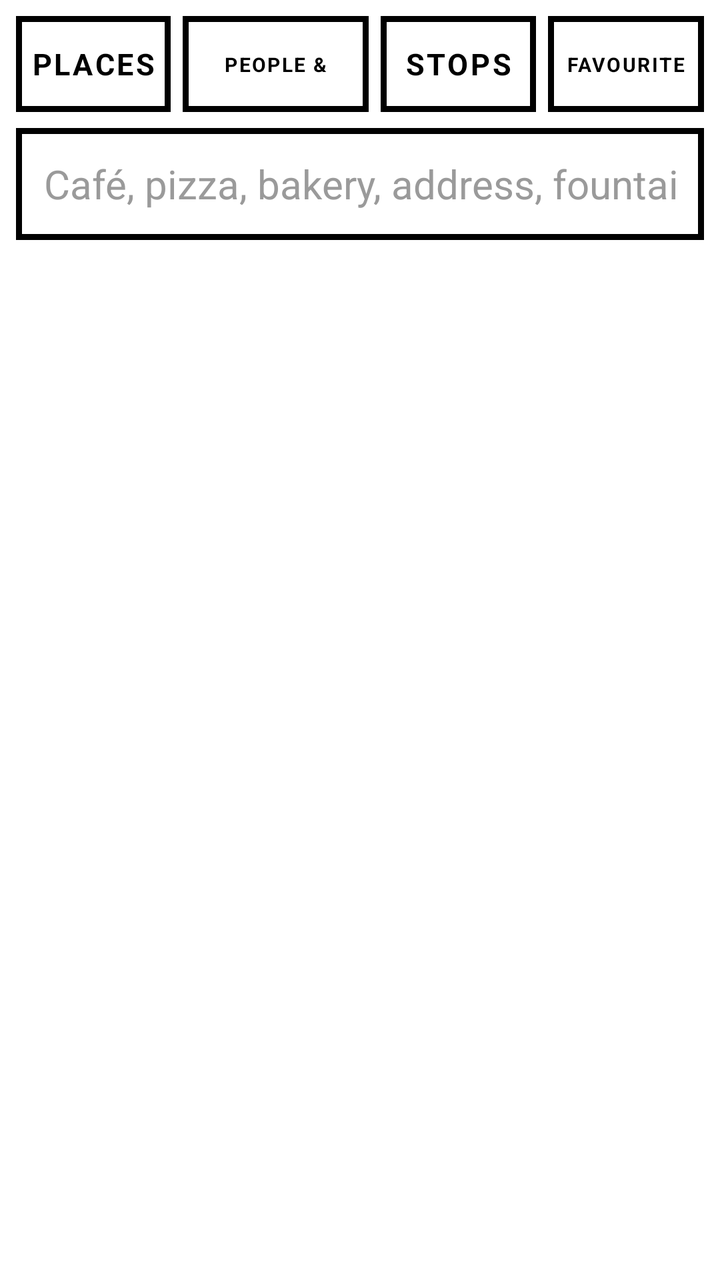
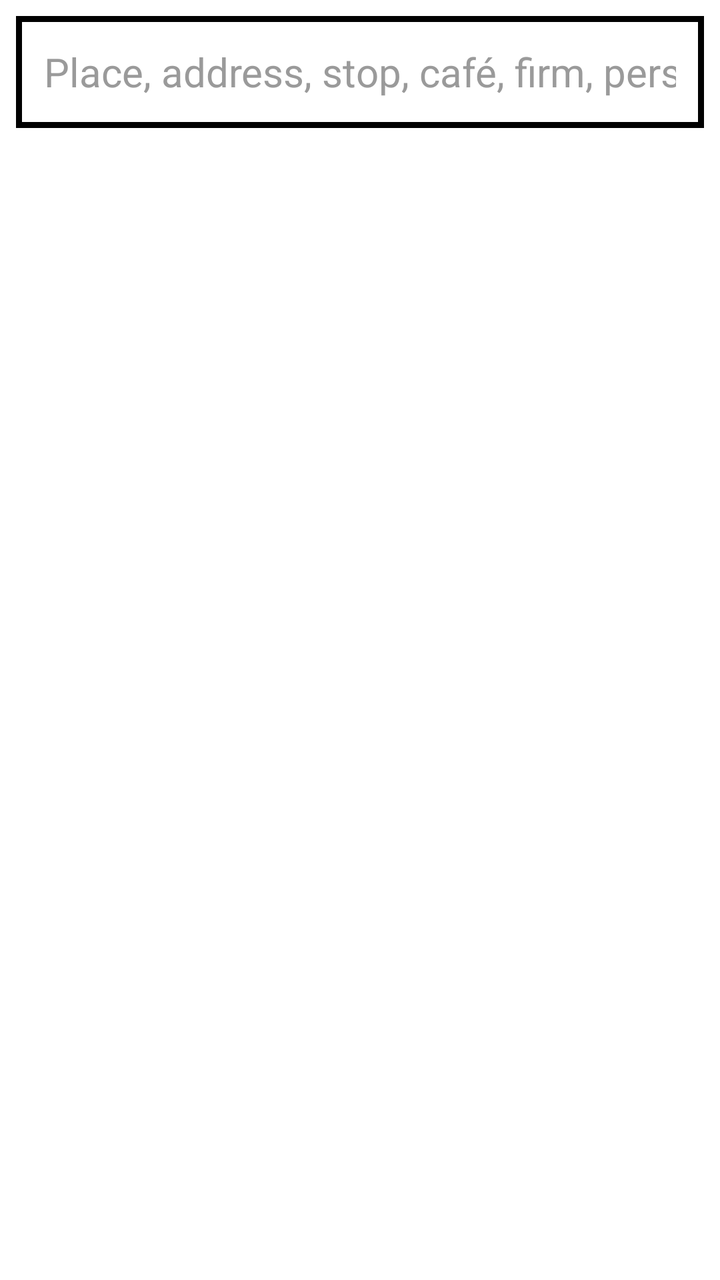

Screens rendered from an Android XML layout before and after an edit, with the pre-edit source and the edit as a unified diff.
<!-- AndroidManifest.xml: application theme Theme.Sbh -->
<!-- res/layout/activity_search.xml -->
<?xml version="1.0" encoding="utf-8"?>
<LinearLayout xmlns:android="http://schemas.android.com/apk/res/android"
    android:layout_width="match_parent" android:layout_height="match_parent"
    android:orientation="vertical" android:background="@color/paper" android:padding="8dp">
    <LinearLayout android:layout_width="match_parent" android:layout_height="wrap_content" android:orientation="horizontal" android:baselineAligned="false">
        <TextView android:id="@+id/btnPlaces" style="@style/Btn" android:layout_width="0dp" android:layout_weight="1"
            android:layout_height="48dp" android:autoSizeMaxTextSize="15sp" android:text="@string/places"/>
        <TextView android:id="@+id/btnPeople" style="@style/Btn" android:layout_width="0dp" android:layout_weight="1.2"
            android:layout_height="48dp" android:layout_marginStart="6dp" android:autoSizeMaxTextSize="15sp" android:text="@string/people"/>
        <TextView android:id="@+id/btnStops" style="@style/Btn" android:layout_width="0dp" android:layout_weight="1"
            android:layout_height="48dp" android:layout_marginStart="6dp" android:autoSizeMaxTextSize="15sp" android:text="@string/stops"/>
        <TextView android:id="@+id/btnFavs" style="@style/Btn" android:layout_width="0dp" android:layout_weight="1"
            android:layout_height="48dp" android:layout_marginStart="6dp" android:autoSizeMaxTextSize="15sp" android:text="@string/favourites"/>
    </LinearLayout>
    <EditText android:id="@+id/query" android:layout_width="match_parent" android:layout_height="56dp"
        android:layout_marginTop="8dp" android:hint="@string/search_hint" android:textSize="20sp" android:inputType="text"
        android:imeOptions="actionSearch" android:background="@drawable/btn" android:paddingStart="14dp"
        android:paddingEnd="14dp" android:textColor="@color/ink" android:textColorHint="@color/grey"
        android:singleLine="true"/>
    <TextView android:id="@+id/credit" android:layout_width="match_parent" android:layout_height="wrap_content"
        android:textSize="12sp" android:textColor="@color/grey" android:paddingTop="6dp" android:visibility="gone"/>
    <TextView android:id="@+id/btnShowAll" style="@style/Btn" android:layout_width="match_parent" android:layout_height="48dp"
        android:minHeight="48dp" android:layout_marginTop="8dp" android:autoSizeMaxTextSize="15sp" android:visibility="gone"/>
    <LinearLayout android:id="@+id/favRow" android:layout_width="match_parent" android:layout_height="wrap_content"
        android:orientation="horizontal" android:baselineAligned="false" android:layout_marginTop="8dp" android:visibility="gone">
        <TextView android:id="@+id/btnImport" style="@style/Btn" android:layout_width="0dp" android:layout_weight="1"
            android:layout_height="48dp" android:text="@string/import_places"/>
        <TextView android:id="@+id/btnExport" style="@style/Btn" android:layout_width="0dp" android:layout_weight="1"
            android:layout_height="48dp" android:layout_marginStart="6dp" android:text="@string/export_places"/>
    </LinearLayout>
    <ListView android:id="@+id/list" android:layout_width="match_parent" android:layout_height="match_parent"
        android:layout_marginTop="8dp" android:divider="@color/ink" android:dividerHeight="1dp"/>
</LinearLayout>
<!-- resources referenced by this layout -->
<resources>
  <color name="grey">#9A9A9A</color>
  <color name="ink">#000000</color>
  <color name="paper">#FFFFFF</color>
  <!-- drawable btn (drawable) -->
  <?xml version="1.0" encoding="utf-8"?>
  <selector xmlns:android="http://schemas.android.com/apk/res/android">
      <item android:state_pressed="true">
          <shape><solid android:color="@color/ink"/><stroke android:width="3dp" android:color="@color/ink"/></shape>
      </item>
      <item android:state_enabled="false">
          <shape><solid android:color="@color/paper"/><stroke android:width="3dp" android:color="@color/grey"/></shape>
      </item>
      <item>
          <shape><solid android:color="@color/paper"/><stroke android:width="3dp" android:color="@color/ink"/></shape>
      </item>
  </selector>
  <string name="export_places">EXPORT</string>
  <string name="favourites">FAVOURITES</string>
  <string name="import_places">IMPORT</string>
  <string name="people">PEOPLE &amp; FIRMS</string>
  <string name="places">PLACES</string>
  <string name="search_hint">Café, pizza, bakery, address, fountain, hut, coordinates…</string>
  <string name="stops">STOPS</string>
  <style name="Btn">
          <item name="android:background">@drawable/btn</item>
          <item name="android:textColor">@drawable/btn_text</item>
          <item name="android:textSize">17sp</item>
          <item name="android:textStyle">bold</item>
          <item name="android:gravity">center</item>
          <item name="android:letterSpacing">0.08</item>
          <item name="android:minHeight">56dp</item>
          <item name="android:minWidth">56dp</item>
          <item name="android:padding">0dp</item>
          <item name="android:stateListAnimator">@null</item>
          <item name="android:textAllCaps">true</item>
          <item name="android:maxLines">1</item>
          <item name="android:autoSizeTextType">uniform</item>
          <item name="android:autoSizeMinTextSize">10sp</item>
          <item name="android:autoSizeMaxTextSize">17sp</item>
          <item name="android:paddingStart">6dp</item>
          <item name="android:paddingEnd">6dp</item>
      </style>
  <style name="Theme.Sbh" parent="Theme.AppCompat.Light.NoActionBar">
          <item name="android:statusBarColor">@color/ink</item>
          <item name="android:navigationBarColor">@color/ink</item>
          <item name="android:windowBackground">@color/paper</item>
          <item name="android:textColor">@color/ink</item>
          <item name="colorAccent">@color/ink</item>
          <item name="colorPrimary">@color/ink</item>
          <item name="android:fontFamily">sans-serif</item>
          <item name="android:windowLightStatusBar">false</item>
          <item name="android:windowLightNavigationBar">false</item>
      </style>
  <!-- drawable btn_text (drawable) -->
  <?xml version="1.0" encoding="utf-8"?>
  <selector xmlns:android="http://schemas.android.com/apk/res/android">
      <item android:state_pressed="true" android:color="@color/paper"/>
      <item android:state_enabled="false" android:color="@color/grey"/>
      <item android:color="@color/ink"/>
  </selector>
</resources>

<!-- the commit's change to res/layout/activity_search.xml (unified diff, before → after) -->
@@ -2,18 +2,8 @@
 <LinearLayout xmlns:android="http://schemas.android.com/apk/res/android"
     android:layout_width="match_parent" android:layout_height="match_parent"
     android:orientation="vertical" android:background="@color/paper" android:padding="8dp">
-    <LinearLayout android:layout_width="match_parent" android:layout_height="wrap_content" android:orientation="horizontal" android:baselineAligned="false">
-        <TextView android:id="@+id/btnPlaces" style="@style/Btn" android:layout_width="0dp" android:layout_weight="1"
-            android:layout_height="48dp" android:autoSizeMaxTextSize="15sp" android:text="@string/places"/>
-        <TextView android:id="@+id/btnPeople" style="@style/Btn" android:layout_width="0dp" android:layout_weight="1.2"
-            android:layout_height="48dp" android:layout_marginStart="6dp" android:autoSizeMaxTextSize="15sp" android:text="@string/people"/>
-        <TextView android:id="@+id/btnStops" style="@style/Btn" android:layout_width="0dp" android:layout_weight="1"
-            android:layout_height="48dp" android:layout_marginStart="6dp" android:autoSizeMaxTextSize="15sp" android:text="@string/stops"/>
-        <TextView android:id="@+id/btnFavs" style="@style/Btn" android:layout_width="0dp" android:layout_weight="1"
-            android:layout_height="48dp" android:layout_marginStart="6dp" android:autoSizeMaxTextSize="15sp" android:text="@string/favourites"/>
-    </LinearLayout>
     <EditText android:id="@+id/query" android:layout_width="match_parent" android:layout_height="56dp"
-        android:layout_marginTop="8dp" android:hint="@string/search_hint" android:textSize="20sp" android:inputType="text"
+        android:hint="@string/search_hint" android:textSize="20sp" android:inputType="text"
         android:imeOptions="actionSearch" android:background="@drawable/btn" android:paddingStart="14dp"
         android:paddingEnd="14dp" android:textColor="@color/ink" android:textColorHint="@color/grey"
         android:singleLine="true"/>
<!-- resource entries referenced after the edit -->
@@ -17,12 +17,8 @@
       </item>
   </selector>
   <string name="export_places">EXPORT</string>
-  <string name="favourites">FAVOURITES</string>
   <string name="import_places">IMPORT</string>
-  <string name="people">PEOPLE &amp; FIRMS</string>
-  <string name="places">PLACES</string>
-  <string name="search_hint">Café, pizza, bakery, address, fountain, hut, coordinates…</string>
-  <string name="stops">STOPS</string>
+  <string name="search_hint">Place, address, stop, café, firm, person, coordinates…</string>
   <style name="Btn">
           <item name="android:background">@drawable/btn</item>
           <item name="android:textColor">@drawable/btn_text</item>
